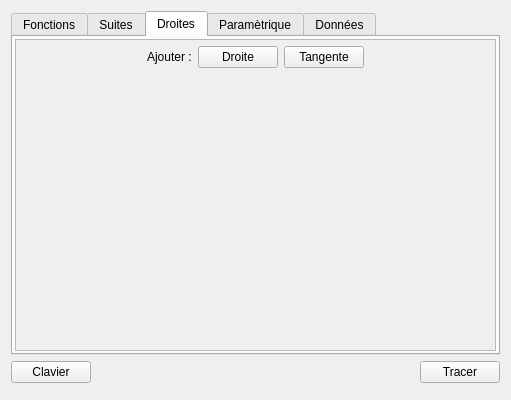
Qt form Windows/fenetrefonctions.ui (AdelKS/ZeGrapher) before a commit.
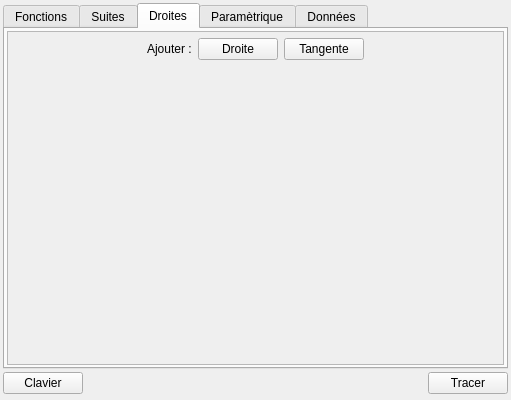
The same form after that commit. The open tabs and pages were chosen to show the change. Icons and pictures are not drawn.

What changed in the file:
```diff
--- a/Windows/fenetrefonctions.ui
+++ b/Windows/fenetrefonctions.ui
@@ -36,6 +36,21 @@
     <normaloff>:/icons/fonctions.png</normaloff>:/icons/fonctions.png</iconset>
   </property>
   <layout class="QVBoxLayout" name="verticalLayout_6">
+   <property name="spacing">
+    <number>3</number>
+   </property>
+   <property name="leftMargin">
+    <number>3</number>
+   </property>
+   <property name="topMargin">
+    <number>3</number>
+   </property>
+   <property name="rightMargin">
+    <number>3</number>
+   </property>
+   <property name="bottomMargin">
+    <number>3</number>
+   </property>
    <item>
     <widget class="QTabWidget" name="tabWidget">
      <property name="sizePolicy">
@@ -342,8 +357,8 @@
            <rect>
             <x>0</x>
             <y>0</y>
-            <width>485</width>
-            <height>296</height>
+            <width>98</width>
+            <height>75</height>
            </rect>
           </property>
           <layout class="QVBoxLayout" name="verticalLayout_8">
@@ -372,8 +387,8 @@
                <rect>
                 <x>0</x>
                 <y>0</y>
-                <width>483</width>
-                <height>294</height>
+                <width>252</width>
+                <height>46</height>
                </rect>
               </property>
               <layout class="QVBoxLayout" name="verticalLayout_10">
```
Left out of the diff: 22 changed lines with no effect on the pictures.
